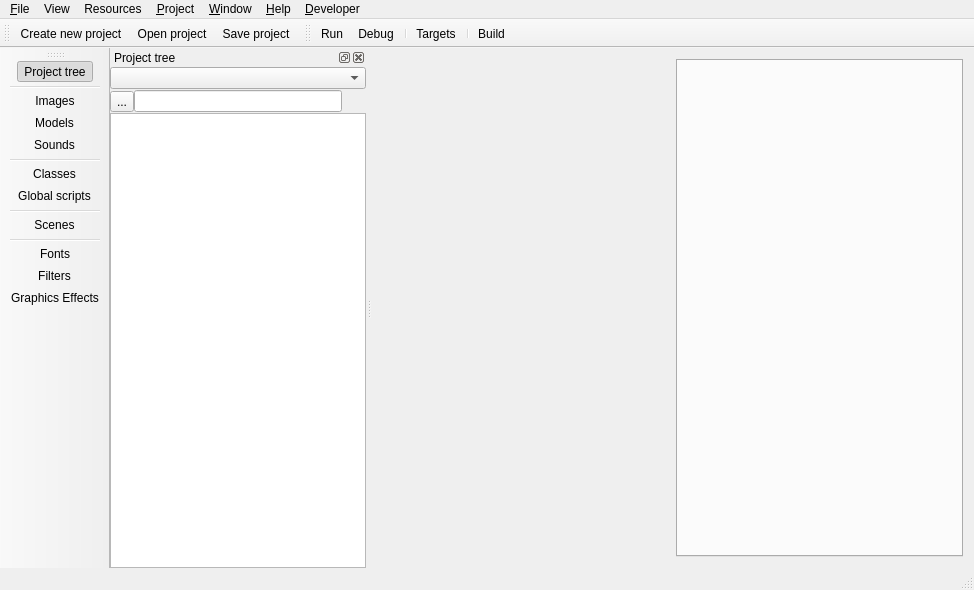
spytheman/piGameCreator, file baseide/mainwindow.ui: the form before one commit.
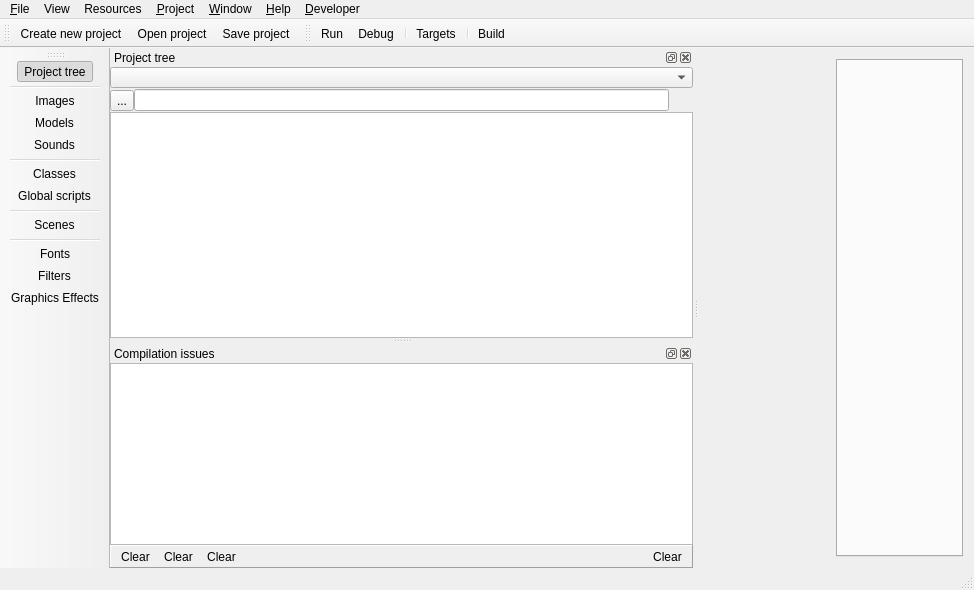
The form after the commit. Icons and pictures are not drawn.

Commit message: Haxe C++ integrated now, you can run applications on windows. Pi Engine API is not useable, however.

```diff
--- a/baseide/mainwindow.ui
+++ b/baseide/mainwindow.ui
@@ -217,7 +217,7 @@
   </widget>
   <widget class="QDockWidget" name="projectDockWidget">
    <property name="sizePolicy">
-    <sizepolicy hsizetype="Preferred" vsizetype="Preferred">
+    <sizepolicy hsizetype="Preferred" vsizetype="Expanding">
      <horstretch>0</horstretch>
      <verstretch>0</verstretch>
     </sizepolicy>
@@ -845,6 +845,169 @@
    <addaction name="actionFilters"/>
    <addaction name="actionGraphics_effects"/>
   </widget>
+  <widget class="QDockWidget" name="ErrorsDW">
+   <property name="sizePolicy">
+    <sizepolicy hsizetype="Preferred" vsizetype="Fixed">
+     <horstretch>0</horstretch>
+     <verstretch>0</verstretch>
+    </sizepolicy>
+   </property>
+   <property name="windowTitle">
+    <string>Compilation issues</string>
+   </property>
+   <attribute name="dockWidgetArea">
+    <number>1</number>
+   </attribute>
+   <widget class="QWidget" name="dockWidgetContents">
+    <layout class="QVBoxLayout" name="verticalLayout_10">
+     <property name="spacing">
+      <number>0</number>
+     </property>
+     <property name="margin">
+      <number>0</number>
+     </property>
+     <item>
+      <widget class="QListWidget" name="errorList">
+       <property name="sizePolicy">
+        <sizepolicy hsizetype="Ignored" vsizetype="Expanding">
+         <horstretch>0</horstretch>
+         <verstretch>0</verstretch>
+        </sizepolicy>
+       </property>
+      </widget>
+     </item>
+     <item>
+      <widget class="QFrame" name="goToLineBox">
+       <property name="frameShape">
+        <enum>QFrame::Panel</enum>
+       </property>
+       <property name="frameShadow">
+        <enum>QFrame::Raised</enum>
+       </property>
+       <property name="Toolbar" stdset="0">
+        <bool>true</bool>
+       </property>
+       <layout class="QHBoxLayout" name="horizontalLayout_5">
+        <property name="spacing">
+         <number>0</number>
+        </property>
+        <property name="leftMargin">
+         <number>3</number>
+        </property>
+        <property name="topMargin">
+         <number>0</number>
+        </property>
+        <property name="rightMargin">
+         <number>3</number>
+        </property>
+        <property name="bottomMargin">
+         <number>0</number>
+        </property>
+        <item>
+         <widget class="QToolButton" name="toolButton_6">
+          <property name="text">
+           <string>Clear</string>
+          </property>
+          <property name="icon">
+           <iconset resource="../sharedcode/resources.qrc">
+            <normaloff>:/resources/RES/tango/actions/media-playback-start.png</normaloff>:/resources/RES/tango/actions/media-playback-start.png</iconset>
+          </property>
+          <property name="toolButtonStyle">
+           <enum>Qt::ToolButtonIconOnly</enum>
+          </property>
+          <property name="autoRaise">
+           <bool>true</bool>
+          </property>
+         </widget>
+        </item>
+        <item>
+         <widget class="QToolButton" name="toolButton_7">
+          <property name="text">
+           <string>Clear</string>
+          </property>
+          <property name="icon">
+           <iconset resource="../sharedcode/resources.qrc">
+            <normaloff>:/resources/RES/ffficons/bug_delete.png</normaloff>:/resources/RES/ffficons/bug_delete.png</iconset>
+          </property>
+          <property name="toolButtonStyle">
+           <enum>Qt::ToolButtonIconOnly</enum>
+          </property>
+          <property name="autoRaise">
+           <bool>true</bool>
+          </property>
+         </widget>
+        </item>
+        <item>
+         <widget class="QToolButton" name="toolButton_8">
+          <property name="text">
+           <string>Clear</string>
+          </property>
+          <property name="icon">
+           <iconset resource="../sharedcode/resources.qrc">
+            <normaloff>:/resources/RES/compile.png</normaloff>:/resources/RES/compile.png</iconset>
+          </property>
+          <property name="toolButtonStyle">
+           <enum>Qt::ToolButtonIconOnly</enum>
+          </property>
+          <property name="autoRaise">
+           <bool>true</bool>
+          </property>
+         </widget>
+        </item>
+        <item>
+         <spacer name="horizontalSpacer_5">
+          <property name="orientation">
+           <enum>Qt::Horizontal</enum>
+          </property>
+          <property name="sizeHint" stdset="0">
+           <size>
+            <width>403</width>
+            <height>20</height>
+           </size>
+          </property>
+         </spacer>
+        </item>
+        <item>
+         <widget class="QToolButton" name="errorClear">
+          <property name="text">
+           <string>Clear</string>
+          </property>
+          <property name="icon">
+           <iconset resource="../sharedcode/resources.qrc">
+            <normaloff>:/resources/RES/ffficons/bin.png</normaloff>:/resources/RES/ffficons/bin.png</iconset>
+          </property>
+          <property name="toolButtonStyle">
+           <enum>Qt::ToolButtonTextBesideIcon</enum>
+          </property>
+          <property name="autoRaise">
+           <bool>true</bool>
+          </property>
+         </widget>
+        </item>
+       </layout>
+      </widget>
+     </item>
+     <item>
+      <widget class="QWidget" name="AddRemove_4" native="true">
+       <property name="sizePolicy">
+        <sizepolicy hsizetype="Expanding" vsizetype="Fixed">
+         <horstretch>0</horstretch>
+         <verstretch>0</verstretch>
+        </sizepolicy>
+       </property>
+       <layout class="QVBoxLayout" name="verticalLayout_12">
+        <property name="spacing">
+         <number>0</number>
+        </property>
+        <property name="margin">
+         <number>0</number>
+        </property>
+       </layout>
+      </widget>
+     </item>
+    </layout>
+   </widget>
+  </widget>
   <action name="actionExit">
    <property name="icon">
     <iconset resource="../sharedcode/resources.qrc">
```
Left out of the diff: 19 changed lines with no effect on the pictures. The commit also changes 627 other files.
